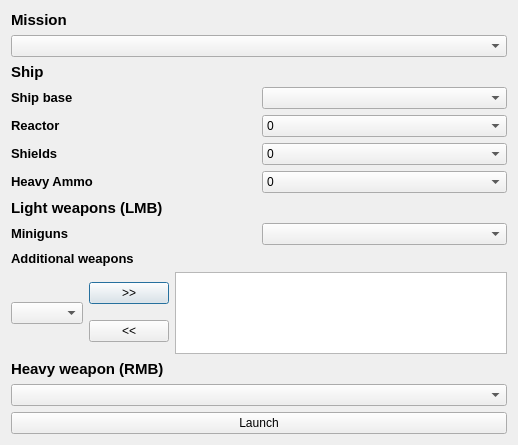
Old version of the form shuan_work/Prototype/launcher.ui in the repository jnonline/ogstudio.
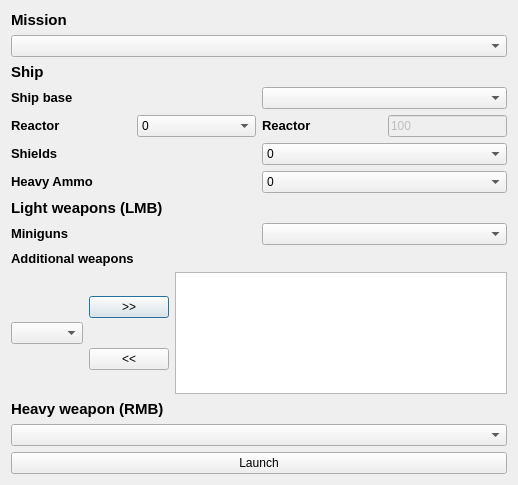
New version of the form.

What changed in the file:
```diff
--- a/shuan_work/Prototype/launcher.ui
+++ b/shuan_work/Prototype/launcher.ui
@@ -7,7 +7,7 @@
     <x>0</x>
     <y>0</y>
     <width>518</width>
-    <height>445</height>
+    <height>485</height>
    </rect>
   </property>
   <property name="windowTitle">
@@ -121,6 +121,33 @@
        </item>
       </widget>
      </item>
+     <item>
+      <widget class="QLabel" name="label">
+       <property name="text">
+        <string>&lt;!DOCTYPE HTML PUBLIC &quot;-//W3C//DTD HTML 4.0//EN&quot; &quot;http://www.w3.org/TR/REC-html40/strict.dtd&quot;&gt;
+&lt;html&gt;&lt;head&gt;&lt;meta name=&quot;qrichtext&quot; content=&quot;1&quot; /&gt;&lt;style type=&quot;text/css&quot;&gt;
+p, li { white-space: pre-wrap; }
+&lt;/style&gt;&lt;/head&gt;&lt;body style=&quot; font-family:'MS Shell Dlg 2'; font-size:8.25pt; font-weight:400; font-style:normal;&quot;&gt;
+&lt;p style=&quot; margin-top:0px; margin-bottom:0px; margin-left:0px; margin-right:0px; -qt-block-indent:0; text-indent:0px;&quot;&gt;&lt;span style=&quot; font-size:10pt; font-weight:600;&quot;&gt;Reactor&lt;/span&gt;&lt;/p&gt;&lt;/body&gt;&lt;/html&gt;</string>
+       </property>
+      </widget>
+     </item>
+     <item>
+      <widget class="QLineEdit" name="lineEditReactor">
+       <property name="enabled">
+        <bool>false</bool>
+       </property>
+       <property name="sizePolicy">
+        <sizepolicy hsizetype="Minimum" vsizetype="Fixed">
+         <horstretch>0</horstretch>
+         <verstretch>0</verstretch>
+        </sizepolicy>
+       </property>
+       <property name="text">
+        <string>100</string>
+       </property>
+      </widget>
+     </item>
     </layout>
    </item>
    <item>
```
